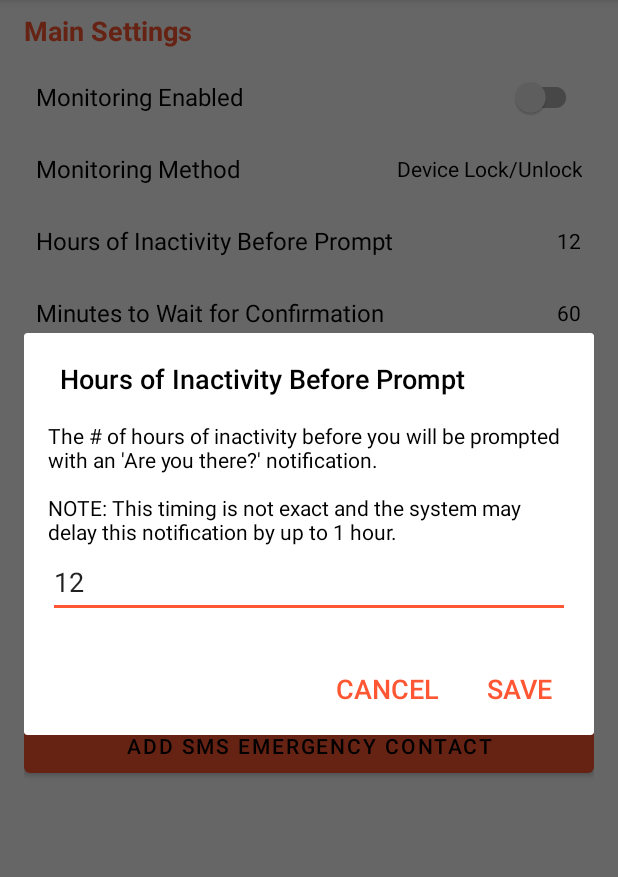
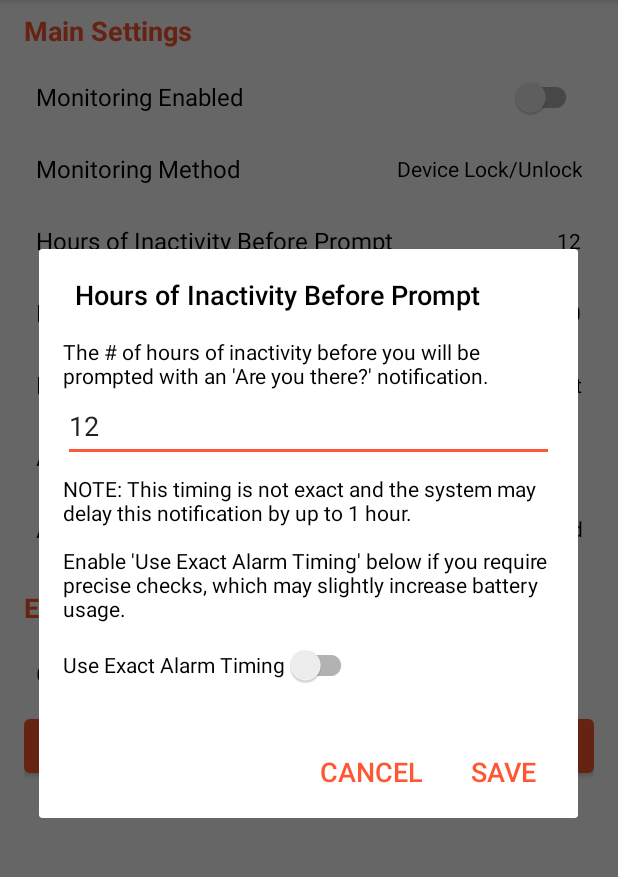
Before and after one commit to keepalivedev/KeepAlive, an Android app: the SettingsActivity screen opened directly, with no data from a screen before it, after a tap on "Hours of Inactivity Before Prompt", on a phone screen of 412 x 824 dp, the part 84-961 px from its top. Run offline under Robolectric (Android 15) with nearby library versions, the phone set to English and light mode, and no system bars.

Commit message:
Add exact alarm toggle

```diff
--- a/app/src/main/java/io/keepalive/android/SettingsActivity.kt
+++ b/app/src/main/java/io/keepalive/android/SettingsActivity.kt
@@ -10,6 +10,7 @@ import android.text.Html
 import android.text.TextWatcher
 import android.util.Log
 import android.view.LayoutInflater
+import android.view.View
 import android.view.WindowManager
 import android.view.inputmethod.EditorInfo
 import android.widget.Button
@@ -353,6 +354,10 @@ class SettingsActivity : AppCompatActivity() {
             LayoutInflater.from(this).inflate(R.layout.dialog_edit_settings, null)
         val dialogEditText: EditText = dialogView.findViewById(R.id.customDialogEditText)
         val dialogDescription: TextView = dialogView.findViewById(R.id.customDialogTextView)
+        val exactAlarmSwitch: SwitchCompat = dialogView.findViewById(R.id.exactAlarmSwitch)
+        val exactAlarmNoteTextView: TextView = dialogView.findViewById(R.id.exactAlarmNoteTextView)
+        exactAlarmSwitch.visibility = View.GONE
+        exactAlarmNoteTextView.visibility = View.GONE
 
         // configure the dialog based on which setting this is
         var dialogTitle = ""
@@ -370,6 +375,11 @@ class SettingsActivity : AppCompatActivity() {
                 dialogEditText.inputType =
                     EditorInfo.TYPE_CLASS_NUMBER or EditorInfo.TYPE_NUMBER_FLAG_DECIMAL
                 dialogEditText.setText(sharedPrefs!!.getString("time_period_hours", "12"))
+
+                // show the exact alarm switch and explanatory note for this setting
+                exactAlarmSwitch.visibility = View.VISIBLE
+                exactAlarmSwitch.isChecked = sharedPrefs!!.getBoolean("exact_alarm", false)
+                exactAlarmNoteTextView.visibility = View.VISIBLE
             }
 
             "followup_time_period_minutes" -> {
@@ -406,6 +416,9 @@ class SettingsActivity : AppCompatActivity() {
                 // all of the settings we are editing in a dialog are strings
                 with(sharedPrefs!!.edit()) {
                     putString(preferenceKey, dialogEditText.text.toString())
+                    if (preferenceKey == "time_period_hours") {
+                        putBoolean("exact_alarm", exactAlarmSwitch.isChecked)
+                    }
                     apply()
                 }
 
--- a/app/src/main/res/layout/dialog_edit_settings.xml
+++ b/app/src/main/res/layout/dialog_edit_settings.xml
@@ -22,5 +22,22 @@
         android:autofillHints="none"
         android:textColorHint="@color/dialogHintTextColor" />
 
+    <TextView
+        android:id="@+id/exactAlarmNoteTextView"
+        android:layout_width="match_parent"
+        android:layout_height="wrap_content"
+        android:layout_marginTop="8dp"
+        android:text="@string/exact_alarm_note"
+        android:visibility="gone" />
+
+    <androidx.appcompat.widget.SwitchCompat
+        android:id="@+id/exactAlarmSwitch"
+        android:layout_width="wrap_content"
+        android:layout_height="wrap_content"
+        android:layout_marginTop="4dp"
+        android:text="@string/exact_alarm_toggle_title"
+        android:visibility="gone" />
+
+
 
 </LinearLayout>
--- a/app/src/main/res/values/strings.xml
+++ b/app/src/main/res/values/strings.xml
@@ -180,8 +180,10 @@
     <string name="disabled_title">Monitoring Disabled</string>
     <string name="auto_restart_title">Auto-Restart Monitoring After Alert</string>
     <string name="time_period_title">Hours of Inactivity Before Prompt</string>
-    <string name="time_period_description">The # of hours of inactivity before you will be prompted with an \'Are you there?\' notification.\n\nNOTE: This timing is not exact and the system may delay this notification by up to 1 hour.</string>
+    <string name="time_period_description">The # of hours of inactivity before you will be prompted with an \'Are you there?\' notification.</string>
     <string name="followup_time_period_title">Minutes to Wait for Confirmation</string>
+    <string name="exact_alarm_toggle_title">Use Exact Alarm Timing</string>
+    <string name="exact_alarm_note">NOTE: This timing is not exact and the system may delay this notification by up to 1 hour.\n\nEnable \'Use Exact Alarm Timing\' below if you require precise checks, which may slightly increase battery usage.</string>
     <string name="rest_period_title">Rest Period Time Range</string>
     <string name="followup_time_period_description">The # of minutes to wait after sending a \'Are you there?\' notification before an Alert will be sent to your Emergency Contact(s)</string>
     <string name="contact_sms_phone_title">SMS Phone Number</string>
```
